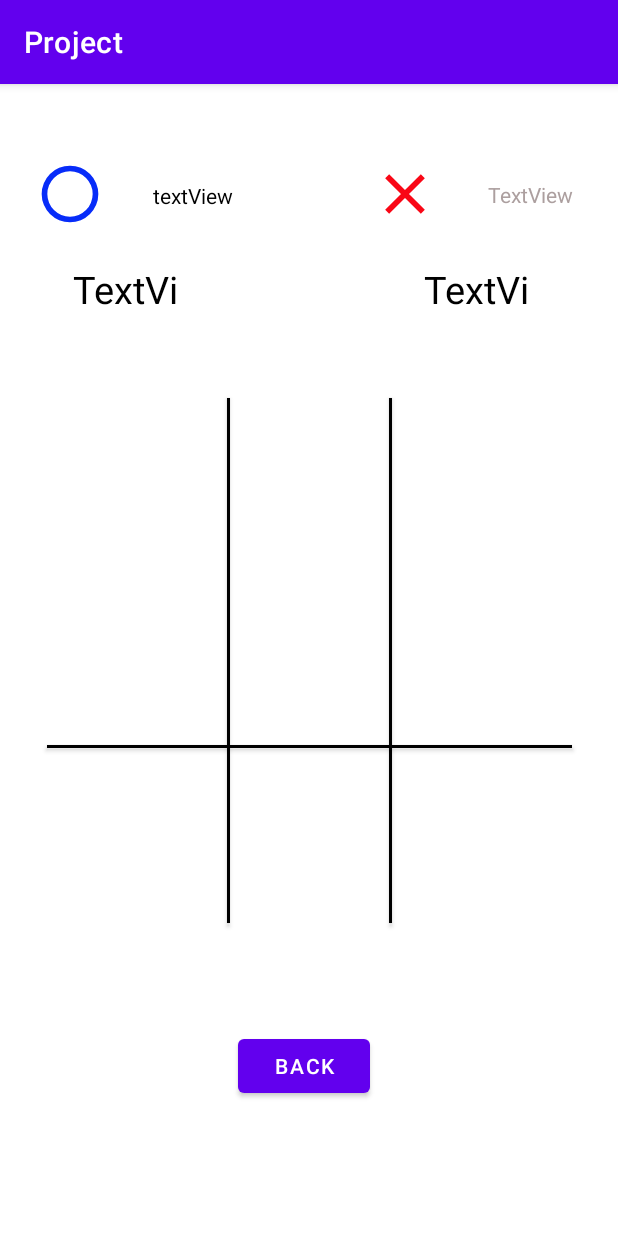
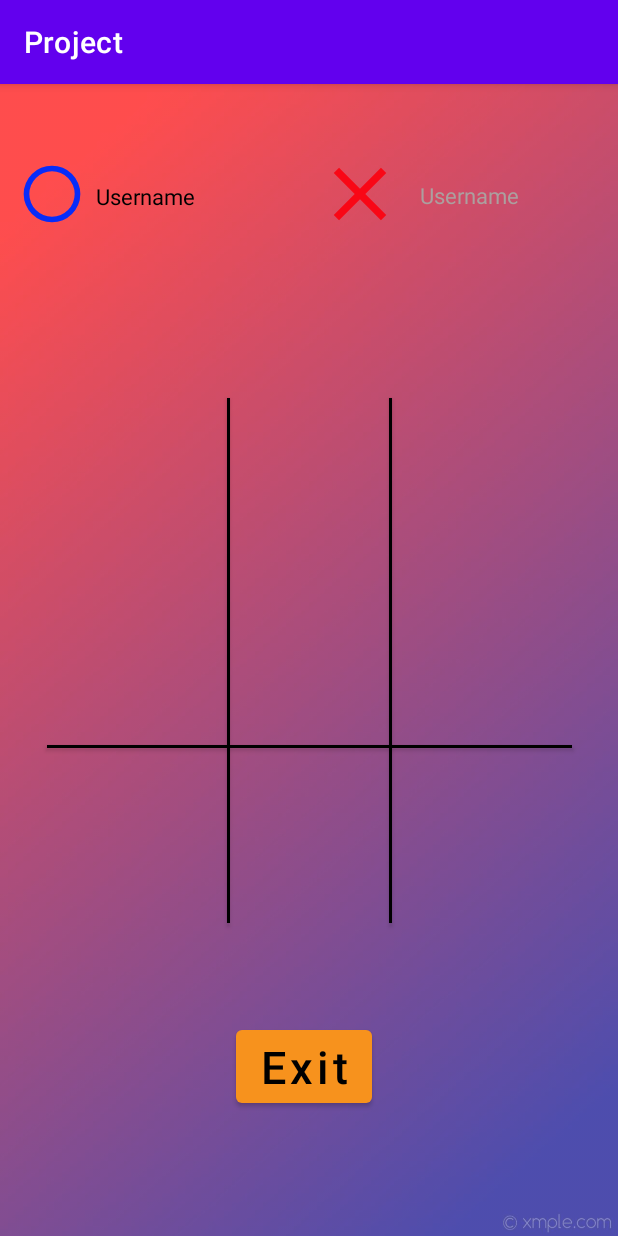
Before and after one commit to SMahdiFaghih/MobileGroup, an Android app: the fragment Game placed in its activity, on a phone screen of 412 x 824 dp. Run offline under Robolectric (Android 15) with nearby library versions, the phone set to English and light mode, and no system bars; 4 statements that could not run were skipped.

Commit message:
fixed some bugs in game page

```diff
--- a/Project/app/src/main/java/com/example/project/DatabaseManager.java
+++ b/Project/app/src/main/java/com/example/project/DatabaseManager.java
@@ -129,12 +129,15 @@ public class DatabaseManager
         {
             case WIN:
                 values.put(FeedReaderContract.FeedEntry.COLUMN_WIN, player.getWins() + 1);
+                player.addWin();
                 break;
             case DRAW:
                 values.put(FeedReaderContract.FeedEntry.COLUMN_DRAW, player.getDraws() + 1);
+                player.addDraw();
                 break;
             case LOSE:
                 values.put(FeedReaderContract.FeedEntry.COLUMN_LOSE, player.getLoses() + 1);
+                player.addLose();
                 break;
         }
         db.update(FeedReaderContract.FeedEntry.TABLE, values, "username = ?", new String[]{player.getUsername()});
--- a/Project/app/src/main/java/com/example/project/Game.java
+++ b/Project/app/src/main/java/com/example/project/Game.java
@@ -1,7 +1,6 @@
 package com.example.project;
 
 import android.app.AlertDialog;
-import android.content.DialogInterface;
 import android.graphics.Color;
 import android.graphics.drawable.Drawable;
 import android.os.Bundle;
@@ -9,7 +8,6 @@ import android.os.Bundle;
 import androidx.fragment.app.Fragment;
 import androidx.fragment.app.FragmentTransaction;
 
-import android.util.Log;
 import android.view.LayoutInflater;
 import android.view.View;
 import android.view.ViewGroup;
@@ -20,51 +18,48 @@ import android.widget.TextView;
 import static com.example.project.R.drawable.circle;
 import static com.example.project.R.drawable.multiply;
 
-public class Game extends Fragment {
-    DatabaseManager databaseManager= DatabaseManager.getInstance();
-    Player first = databaseManager.getLoggedInPlayers()[0];
-    Player second  = databaseManager.getLoggedInPlayers()[1];
-    int currentIndex = 1;
-    int [][] game = new int[3][3];
-    private static final String TAG = "MyActivity";
-    boolean gameEnded= false;
-    boolean equal = false;
-    ImageButton button1;
-    ImageButton button2;
-    ImageButton button3;
-    ImageButton button4;
-    ImageButton button5;
-    ImageButton button6;
-    ImageButton button7;
-    ImageButton button8;
-    ImageButton button9;
-    TextView player1;
-    TextView player2;
-    TextView firstScore;
-    TextView secondScore;
-    Button back;
+public class Game extends Fragment
+{
+    private final DatabaseManager databaseManager= DatabaseManager.getInstance();
+    private final Player first = databaseManager.getLoggedInPlayers()[0];
+    private final Player second  = databaseManager.getLoggedInPlayers()[1];
+    private final int [][] game = new int[3][3];
+    private int currentIndex = 1;
+    private boolean gameEnded= false;
+    private boolean equal = false;
+    private ImageButton button1;
+    private ImageButton button2;
+    private ImageButton button3;
+    private ImageButton button4;
+    private ImageButton button5;
+    private ImageButton button6;
+    private ImageButton button7;
+    private ImageButton button8;
+    private ImageButton button9;
+    private TextView firstPlayerUsername;
+    private TextView secondPlayerUsername;
+    private TextView firstPlayerScore;
+    private TextView secondPlayerScore;
 
-
-
-
-    public Game() {
+    public Game()
+    {
         // Required empty public constructor
     }
 
     @Override
-    public void onCreate(Bundle savedInstanceState) {
+    public void onCreate(Bundle savedInstanceState)
+    {
         super.onCreate(savedInstanceState);
-
     }
 
     @Override
-    public View onCreateView(LayoutInflater inflater, ViewGroup container,
-                             Bundle savedInstanceState) {
+    public View onCreateView(LayoutInflater inflater, ViewGroup container, Bundle savedInstanceState)
+    {
         View view = inflater.inflate(R.layout.fragment_game, container, false);
 
-        for (int i =0;i<3;i++)
+        for (int i=0; i<3; i++)
         {
-            for (int j=0;j<3;j++)
+            for (int j=0; j<3; j++)
             {
                 game[i][j] = 0;
             }
@@ -78,31 +73,29 @@ public class Game extends Fragment {
         button7 = view.findViewById(R.id.button7);
         button8 = view.findViewById(R.id.button8);
         button9 = view.findViewById(R.id.button9);
-        back = view.findViewById(R.id.back);
-        player1 = view.findViewById(R.id.FirstPLayerText);
-        player2 = view.findViewById(R.id.SecondPlayerText);
-        firstScore = view.findViewById(R.id.scoreOfFirst);
-        secondScore = view.findViewById(R.id.scoreOfSecond);
-        player1.setText(first.getUsername());
-        player1.setTextColor(Color.parseColor("#000000"));
-        player2.setTextColor(Color.parseColor("#AC9F9F"));
-        player2.setText(second.getUsername());
+        Button backButton = view.findViewById(R.id.back);
+        firstPlayerUsername = view.findViewById(R.id.FirstPLayerText);
+        secondPlayerUsername = view.findViewById(R.id.SecondPlayerText);
+        firstPlayerScore = view.findViewById(R.id.scoreOfFirst);
+        secondPlayerScore = view.findViewById(R.id.scoreOfSecond);
+        firstPlayerUsername.setText(first.getUsername());
+        firstPlayerUsername.setTextColor(Color.parseColor("#000000"));
+        secondPlayerUsername.setTextColor(Color.parseColor("#AC9F9F"));
+        secondPlayerUsername.setText(second.getUsername());
 
+        String text = "Wins: " + first.getWins();
+        firstPlayerScore.setText(text);
+        firstPlayerScore.setTextColor(Color.parseColor("#000000"));
 
+        String text2 = "Wins: " + second.getWins();
+        secondPlayerScore.setText(text2);
+        secondPlayerScore.setTextColor(Color.parseColor("#000000"));
 
-        firstScore.setText(String.valueOf(first.getWins()));
-        firstScore.setTextColor(Color.parseColor("#000000"));
-
-        secondScore.setText(String.valueOf(second.getWins()));
-        secondScore.setTextColor(Color.parseColor("#000000"));
-
-        back.setOnClickListener(new View.OnClickListener() {
-            public void onClick(View v) {
+        backButton.setOnClickListener(v -> {
             Menu menu = new Menu();
             FragmentTransaction transaction = getFragmentManager().beginTransaction();
             transaction.replace(R.id.container,menu);
             transaction.commit();
-            }
         });
 
         button1.setOnClickListener(new View.OnClickListener() {
@@ -152,6 +145,7 @@ public class Game extends Fragment {
         });
         return view;
     }
+
     public void buttonClicked(int index,ImageButton button){
         int row = Math.round(index/3);
         int column = index%3;
@@ -163,8 +157,8 @@ public class Game extends Fragment {
                 button.setImageDrawable(tempImage);
                 game[row][column] = 1;
                 currentIndex = 2;
-                player2.setTextColor(Color.parseColor("#000000"));
-                player1.setTextColor(Color.parseColor("#AC9F9F"));
+                secondPlayerUsername.setTextColor(Color.parseColor("#000000"));
+                firstPlayerUsername.setTextColor(Color.parseColor("#AC9F9F"));
             }
             else
             {
@@ -172,8 +166,8 @@ public class Game extends Fragment {
                 button.setImageDrawable(tempImage);
                 game[row][column] = 2;
                 currentIndex = 1;
-                player1.setTextColor(Color.parseColor("#000000"));
-                player2.setTextColor(Color.parseColor("#AC9F9F"));
+                firstPlayerUsername.setTextColor(Color.parseColor("#000000"));
+                secondPlayerUsername.setTextColor(Color.parseColor("#AC9F9F"));
             }
             if(((game[0][0] == game[0][1]) && (game[0][0] == game[0][2]) && game[0][0] !=0) ||
                     ((game[1][0] == game[1][1]) && (game[1][0] == game[1][2]) && game[1][0] !=0) ||
@@ -188,24 +182,13 @@ public class Game extends Fragment {
                 {
                     databaseManager.addGameResult(second,PlayerGameResult.WIN);
                     databaseManager.addGameResult(first,PlayerGameResult.LOSE);
-                    int score = Integer.parseInt(secondScore.getText().toString());
-                    score = score + 1;
-                    secondScore.setText(String.valueOf(score));
-
                 }
                 else
                 {
                     databaseManager.addGameResult(first,PlayerGameResult.WIN);
                     databaseManager.addGameResult(second,PlayerGameResult.LOSE);
-                    int score = Integer.parseInt(firstScore.getText().toString());
-                    score = score + 1;
-                    firstScore.setText(String.valueOf(score));
-
-
                 }
-
                 gameEnded = true;
-
             }
             else
             {
@@ -250,8 +233,8 @@ public class Game extends Fragment {
             }
              alert.setMessage("Do You Want To Play again?");
 
-            alert.setPositiveButton("Ok", new DialogInterface.OnClickListener() {
-                public void onClick(DialogInterface dialog, int whichButton) {
+            alert.setPositiveButton("Ok", (dialog, whichButton) -> {
+
                 for (int i =0;i<3;i++)
                 {
                     for (int j=0;j<3;j++)
@@ -270,25 +253,27 @@ public class Game extends Fragment {
                 button8.setImageDrawable(null);
                 button9.setImageDrawable(null);
                 equal = false;
-                    player1.setTextColor(Color.parseColor("#000000"));
-                    player2.setTextColor(Color.parseColor("#AC9F9F"));
+                firstPlayerUsername.setTextColor(Color.parseColor("#000000"));
+                secondPlayerUsername.setTextColor(Color.parseColor("#AC9F9F"));
                 currentIndex = 1;
-                }
+
+                String text = "Wins: " + first.getWins();
+                firstPlayerScore.setText(text);
+                firstPlayerScore.setTextColor(Color.parseColor("#000000"));
+
+                String text2 = "Wins: " + second.getWins();
+                secondPlayerScore.setText(text2);
+                secondPlayerScore.setTextColor(Color.parseColor("#000000"));
             });
 
-            alert.setNegativeButton("No",
-                    new DialogInterface.OnClickListener() {
-                        public void onClick(DialogInterface dialog, int whichButton) {
+            alert.setNegativeButton("No", (dialog, whichButton) -> {
                 Menu menu = new Menu();
                 FragmentTransaction transaction = getFragmentManager().beginTransaction();
                 transaction.replace(R.id.container,menu);
                 transaction.commit();
-                        }
             });
 
             alert.show();
         }
-
-
     }
 }
--- a/Project/app/src/main/java/com/example/project/MainActivity.java
+++ b/Project/app/src/main/java/com/example/project/MainActivity.java
@@ -11,6 +11,6 @@ public class MainActivity extends AppCompatActivity {
         super.onCreate(savedInstanceState);
         setContentView(R.layout.activity_main);
         DatabaseManager.getInstance().initialize(this);
-        getSupportFragmentManager().beginTransaction().add(R.id.container,new LoginFragment()).commit();
+        getSupportFragmentManager().beginTransaction().add(R.id.container, new LoginFragment()).commit();
     }
 }
--- a/Project/app/src/main/java/com/example/project/Menu.java
+++ b/Project/app/src/main/java/com/example/project/Menu.java
@@ -32,7 +32,7 @@ public class Menu extends Fragment {
             public void onClick(View v) {
                 Game game = new Game();
                 FragmentTransaction transaction = getFragmentManager().beginTransaction();
-                transaction.replace(R.id.container,game);
+                transaction.replace(R.id.container, game);
                 transaction.commit();
             }
         });
@@ -41,7 +41,7 @@ public class Menu extends Fragment {
             public void onClick(View v) {
                 LeaderboardPageFragment LeaderBoard = new LeaderboardPageFragment();
                 FragmentTransaction transaction = getFragmentManager().beginTransaction();
-                transaction.replace(R.id.container,LeaderBoard);
+                transaction.replace(R.id.container, LeaderBoard);
                 transaction.commit();
             }
         });
--- a/Project/app/src/main/java/com/example/project/Player.java
+++ b/Project/app/src/main/java/com/example/project/Player.java
@@ -45,12 +45,27 @@ public class Player implements Comparable
         return wins;
     }
 
+    public void addWin()
+    {
+        wins += 1;
+    }
+
     public int getDraws()
     {
         return draws;
     }
 
+    public void addDraw()
+    {
+        draws += 1;
+    }
+
     public int getLoses() {
         return loses;
     }
+
+    public void addLose()
+    {
+        loses += 1;
+    }
 }
--- a/Project/app/src/main/res/drawable-anydpi/multiply.xml
+++ b/Project/app/src/main/res/drawable-anydpi/multiply.xml
@@ -1,7 +1,7 @@
 <!-- drawable/close.xml -->
 <vector xmlns:android="http://schemas.android.com/apk/res/android"
-    android:width="45dp"
-    android:height="45dp"
+    android:width="60dp"
+    android:height="60dp"
     android:viewportWidth="24"
     android:viewportHeight="24"
     android:tint="#F90716"
--- a/Project/app/src/main/res/layout/fragment_game.xml
+++ b/Project/app/src/main/res/layout/fragment_game.xml
@@ -4,7 +4,18 @@
     xmlns:tools="http://schemas.android.com/tools"
     android:layout_width="match_parent"
     android:layout_height="match_parent"
+    android:id="@+id/game_page"
     tools:context=".Game">
+
+    <ImageView
+        android:id="@+id/imageView"
+        android:layout_width="match_parent"
+        android:layout_height="match_parent"
+        android:alpha="0.7"
+        android:scaleType="fitXY"
+        android:src="@drawable/login_background_image"
+        tools:layout_editor_absoluteX="0dp"
+        tools:layout_editor_absoluteY="0dp" />
 
     <ImageButton
         android:id="@+id/button8"
@@ -13,9 +24,7 @@
         android:layout_marginBottom="220dp"
         android:width="100dp"
         android:height="100dp"
-        android:background="@color/white"
-        android:text=""
-        app:backgroundTint="#FFFFFF"
+        android:background="@android:color/transparent"
         app:layout_constraintBottom_toBottomOf="parent"
         app:layout_constraintEnd_toEndOf="parent"
         app:layout_constraintHorizontal_bias="0.501"
@@ -31,10 +40,7 @@
         android:layout_marginBottom="220dp"
         android:width="100dp"
         android:height="100dp"
-        android:background="@color/white"
-
-        android:text=""
-        app:backgroundTint="#FFF"
+        android:background="@android:color/transparent"
         app:layout_constraintBottom_toBottomOf="parent"
         app:layout_constraintEnd_toStartOf="@+id/button2"
         app:layout_constraintStart_toStartOf="parent"
@@ -49,10 +55,7 @@
         android:layout_marginBottom="220dp"
         android:width="100dp"
         android:height="100dp"
-        android:background="@color/white"
-        android:text=""
-
-        app:backgroundTint="#FFF"
+        android:background="@android:color/transparent"
         app:layout_constraintBottom_toBottomOf="parent"
         app:layout_constraintEnd_toEndOf="parent"
         app:layout_constraintHorizontal_bias="0.49"
@@ -65,9 +68,7 @@
         android:layout_height="100dp"
         android:width="100dp"
         android:height="100dp"
-        android:background="@color/white"
-        android:text=""
-        app:backgroundTint="#FFF"
+        android:background="@android:color/transparent"
         app:layout_constraintBottom_toBottomOf="parent"
         app:layout_constraintEnd_toEndOf="parent"
         app:layout_constraintHorizontal_bias="0.501"
@@ -82,9 +83,7 @@
         android:layout_marginRight="40dp"
         android:width="100dp"
         android:height="100dp"
-        android:background="@color/white"
-        android:text=""
-        app:backgroundTint="#FFF"
+        android:background="@android:color/transparent"
         app:layout_constraintBottom_toBottomOf="parent"
         app:layout_constraintEnd_toEndOf="parent"
         app:layout_constraintHorizontal_bias="0.49"
@@ -99,9 +98,7 @@
         android:layout_marginLeft="40dp"
         android:width="100dp"
         android:height="100dp"
-        android:background="@color/white"
-        android:text=""
-        app:backgroundTint="#FFF"
+        android:background="@android:color/transparent"
         app:layout_constraintBottom_toBottomOf="parent"
         app:layout_constraintEnd_toStartOf="@+id/button2"
         app:layout_constraintStart_toStartOf="parent"
@@ -116,10 +113,7 @@
         android:layout_marginTop="220dp"
         android:width="100dp"
         android:height="100dp"
-        android:background="@color/white"
-        android:text=""
-
-        app:backgroundTint="#FFFFFF"
+        android:background="@android:color/transparent"
         app:layout_constraintBottom_toTopOf="@+id/button4"
         app:layout_constraintEnd_toStartOf="@+id/button2"
         app:layout_constraintStart_toStartOf="parent"
@@ -132,9 +126,7 @@
         android:layout_marginTop="220dp"
         android:width="100dp"
         android:height="100dp"
-        android:background="@color/white"
-        android:text=""
-        app:backgroundTint="#FFF"
+        android:background="@android:color/transparent"
         app:layout_constraintBottom_toTopOf="@+id/button5"
         app:layout_constraintEnd_toEndOf="parent"
         app:layout_constraintStart_toStartOf="parent"
@@ -149,9 +141,7 @@
         android:layout_marginRight="40dp"
         android:width="100dp"
         android:height="100dp"
-        android:background="@color/white"
-        android:text=""
-        app:backgroundTint="#FFF"
+        android:background="@android:color/transparent"
         app:layout_constraintBottom_toTopOf="@+id/button6"
         app:layout_constraintEnd_toEndOf="parent"
         app:layout_constraintStart_toEndOf="@+id/button2"
@@ -159,14 +149,19 @@
 
     <TextView
         android:id="@+id/FirstPLayerText"
-        android:layout_width="wrap_content"
-        android:layout_height="wrap_content"
-        android:layout_marginStart="40dp"
-        android:layout_marginLeft="40dp"
-        android:layout_marginEnd="80dp"
-        android:layout_marginRight="80dp"
-        android:text="textView"
-
+        android:layout_width="120dp"
+        android:layout_height="20dp"
+        android:layout_marginEnd="20dp"
+        android:layout_marginRight="20dp"
+        android:gravity="start"
+        android:maxLines="1"
+        android:text="@string/username"
+        android:textAlignment="textStart"
+        android:textColor="@color/black"
+        android:textSize="21sp"
+        app:autoSizeMaxTextSize="21sp"
+        app:autoSizeMinTextSize="5sp"
+        app:autoSizeTextType="uniform"
         app:layout_constraintBottom_toTopOf="@+id/scoreOfFirst"
         app:layout_constraintEnd_toStartOf="@+id/imageButton2"
         app:layout_constraintStart_toEndOf="@+id/imageButton"
@@ -182,7 +177,7 @@
         android:layout_marginBottom="80dp"
         android:hapticFeedbackEnabled="false"
         android:src="@drawable/circle"
-        android:backgroundTint="#FFFFFF"
+        android:background="@android:color/transparent"
         app:layout_constraintBottom_toTopOf="@+id/button1"
         app:layout_constraintStart_toStartOf="parent"
         app:layout_constraintTop_toTopOf="parent"
@@ -192,37 +187,45 @@
         android:id="@+id/imageButton2"
         android:layout_width="wrap_content"
         android:layout_height="wrap_content"
-        android:layout_marginEnd="40dp"
-        android:layout_marginRight="40dp"
+        android:layout_marginEnd="10dp"
+        android:layout_marginRight="10dp"
         android:layout_marginBottom="80dp"
-        android:backgroundTint="#FFFFFF"
+        android:background="@android:color/transparent"
         android:src="@drawable/multiply"
         app:layout_constraintBottom_toTopOf="@+id/button3"
         app:layout_constraintEnd_toStartOf="@+id/SecondPlayerText"
-        app:layout_constraintStart_toEndOf="@+id/FirstPLayerText"
         app:layout_constraintTop_toTopOf="parent"
         app:layout_constraintVertical_bias="0.494" />
 
     <TextView
         android:id="@+id/SecondPlayerText"
-        android:layout_width="wrap_content"
-        android:layout_height="wrap_content"
-        android:layout_marginEnd="30dp"
-        android:layout_marginRight="30dp"
+        android:layout_width="120dp"
+        android:layout_height="20dp"
+        android:layout_marginEnd="12dp"
+        android:layout_marginRight="12dp"
         android:layout_marginBottom="80dp"
-        android:text="TextView"
+        android:gravity="start"
+        android:maxLines="1"
+        android:text="@string/username"
+        android:textAlignment="textStart"
+        android:textColor="@color/black"
+        android:textSize="21sp"
+        app:autoSizeMaxTextSize="21sp"
+        app:autoSizeMinTextSize="5sp"
+        app:autoSizeTextType="uniform"
         app:layout_constraintBottom_toTopOf="@+id/button3"
         app:layout_constraintEnd_toEndOf="parent"
         app:layout_constraintTop_toTopOf="parent" />
 
     <TextView
         android:id="@+id/scoreOfFirst"
-        android:layout_width="79dp"
-        android:layout_height="40dp"
-        android:layout_marginBottom="68dp"
-        android:text="TextView"
+        android:layout_width="wrap_content"
+        android:layout_height="wrap_content"
+        android:layout_marginBottom="80dp"
+        android:text="Wins: 0"
         android:textAlignment="center"
-        android:textSize="25dp"
+        android:textColor="@color/black"
+        android:textSize="20sp"
         app:layout_constraintBottom_toTopOf="@+id/button1"
         app:layout_constraintEnd_toEndOf="@+id/FirstPLayerText"
         app:layout_constraintStart_toStartOf="@+id/imageButton"
@@ -230,12 +233,13 @@
 
     <TextView
         android:id="@+id/scoreOfSecond"
-        android:layout_width="79dp"
-        android:layout_height="40dp"
+        android:layout_width="wrap_content"
+        android:layout_height="wrap_content"
+        android:layout_marginBottom="80dp"
+        android:text="Wins: 0"
         android:textAlignment="center"
-        android:layout_marginBottom="68dp"
-        android:text="TextView"
-        android:textSize="25dp"
+        android:textColor="@color/black"
+        android:textSize="20sp"
         app:layout_constraintBottom_toTopOf="@+id/button3"
         app:layout_constraintEnd_toEndOf="@+id/SecondPlayerText"
         app:layout_constraintHorizontal_bias="0.637"
@@ -246,7 +250,11 @@
         android:id="@+id/back"
         android:layout_width="wrap_content"
         android:layout_height="wrap_content"
-        android:text="Back"
+        android:textAllCaps="false"
+        android:text="@string/exit"
+        android:textSize="30sp"
+        android:textColor="@color/black"
+        app:backgroundTint="#F7921D"
         app:layout_constraintBottom_toBottomOf="parent"
         app:layout_constraintEnd_toEndOf="parent"
         app:layout_constraintHorizontal_bias="0.49"
@@ -259,7 +267,6 @@
         android:layout_height="wrap_content"
         android:height="350dp"
         android:background="@color/black"
-        android:text="Button"
         app:backgroundTint="@color/black"
         app:layout_constraintBottom_toBottomOf="parent"
         app:layout_constraintEnd_toStartOf="@+id/button2"
@@ -272,7 +279,6 @@
         android:layout_height="wrap_content"
         android:height="350dp"
         android:background="@color/black"
-        android:text="Button"
         app:backgroundTint="@color/black"
         app:layout_constraintBottom_toBottomOf="parent"
         app:layout_constraintEnd_toStartOf="@+id/button6"
@@ -285,7 +291,6 @@
         android:layout_height="2dp"
         android:height="2dp"
         android:background="@color/black"
-        android:text="Button"
         app:backgroundTint="@color/black"
         app:layout_constraintBottom_toTopOf="@+id/button4"
         app:layout_constraintEnd_toEndOf="parent"
@@ -299,7 +304,6 @@
         android:layout_height="2dp"
         android:height="2dp"
         android:background="@color/black"
-        android:text="Button"
         app:backgroundTint="@color/black"
         app:layout_constraintBottom_toTopOf="@+id/button7"
         app:layout_constraintEnd_toEndOf="parent"
```
Lines whose indentation alone changed are shown as unchanged.
